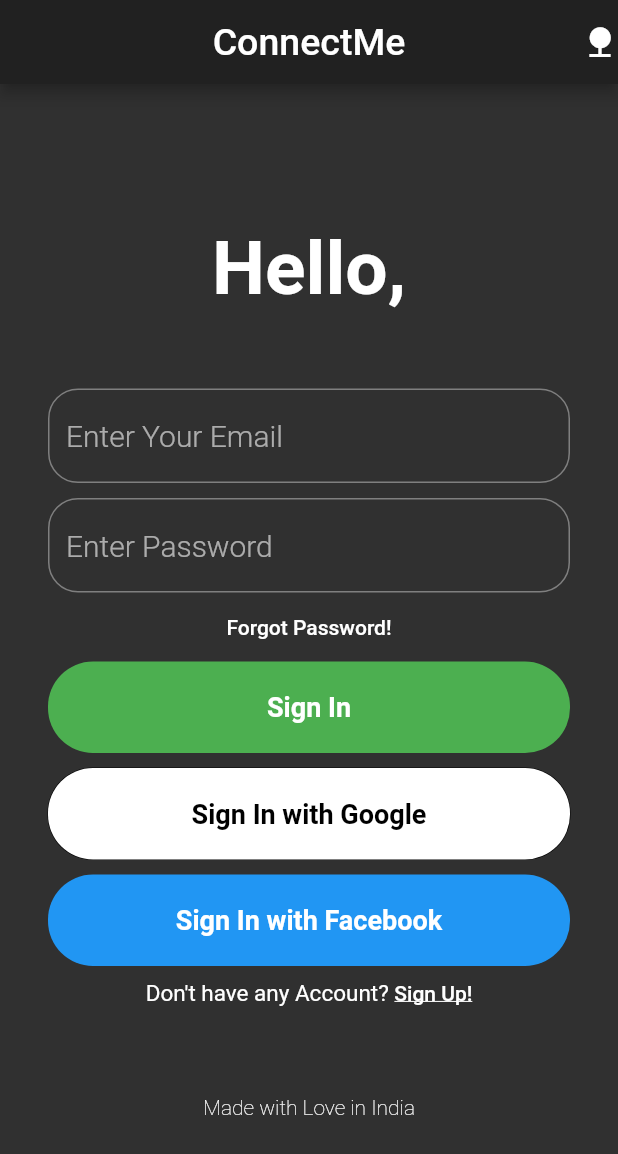
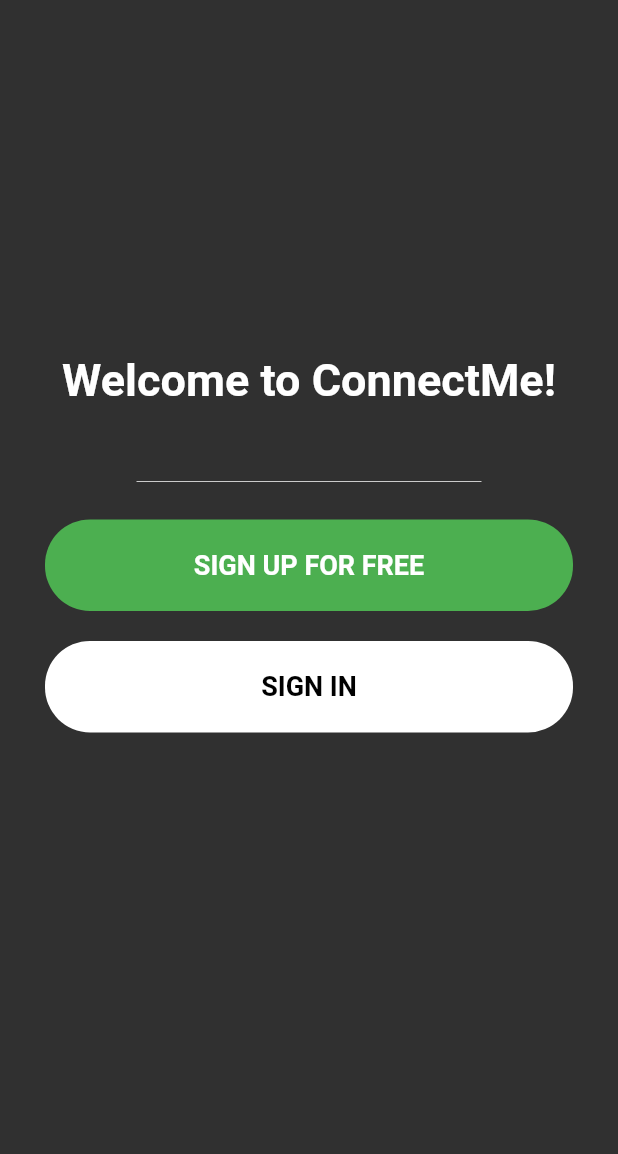
Before and after one commit to itsvivekghosh/ConnectMe, a Flutter app: the screen it shows after launch, on a phone screen of 412 x 824 dp. Shown: the top 1154 px of the screen. Run offline on Flutter 3.47's test engine with Material 2 defaults, Android fonts, the light colour scheme and no system bars; Roboto replaces fonts that are missing (RobotoMono).

Commit message:
added selectionScreen and controls

```diff
--- a/ConnectMe/lib/main.dart
+++ b/ConnectMe/lib/main.dart
@@ -33,7 +33,10 @@
         accentColor: Colors.green[800],
         visualDensity: VisualDensity.adaptivePlatformDensity,
       ),
-      home: HomePage(toggleTheme: toggleTheme, theme: theme),
+      home: HomePage(
+          toggleTheme: toggleTheme,
+          theme: theme
+      ),
     );
   }
 }
--- a/ConnectMe/lib/views/SignIn.dart
+++ b/ConnectMe/lib/views/SignIn.dart
@@ -1,20 +1,46 @@
+import 'package:ConnectMe/views/SignUp.dart';
 import 'package:ConnectMe/widgets/widgets.dart';
 import 'package:flutter/cupertino.dart';
 import 'package:flutter/material.dart';
 
 class SignIn extends StatefulWidget {
   final String theme;
-  final Function toggleState;
-  SignIn({this.theme, this.toggleState});
+  final Function toggleState, toggleTheme;
+  final bool signUpState;
+  SignIn({this.theme, this.toggleState, this.toggleTheme, this.signUpState});
 
   @override
   _SignInState createState() => _SignInState();
 }
 
 class _SignInState extends State<SignIn> {
+
   @override
   Widget build(BuildContext context) {
-    return SingleChildScrollView(
+    return Scaffold(
+      appBar: AppBar(
+        centerTitle: true,
+        title: Text(
+            "ConnectMe",
+            style: TextStyle(
+              fontSize: 25,
+            )
+        ),
+        actions: [
+          GestureDetector(
+            onTap: () {
+              widget.toggleTheme();
+            },
+            child: Container(
+              padding: EdgeInsets.symmetric(horizontal: 20),
+              child: Icon(
+                  Icons.access_time
+              ),
+            ),
+          )
+        ],
+      ),
+      body: SingleChildScrollView(
         child: Container(
           height: MediaQuery.of(context).size.height - 80,
           alignment: Alignment.center,
@@ -107,30 +133,6 @@
                       SizedBox(height: 10,),
                       widget.theme == 'dark' ? customButtonDark(context, "Sign In with Facebook", 18, Colors.blue) :
                         customButtonLight(context, "Sign In with Facebook", 18, Colors.blue),
-                    Row(
-                      mainAxisAlignment: MainAxisAlignment.center,
-                      children: [
-                        Text(
-                            "Don't have any Account? ",
-                            style: TextStyle(fontSize: 15)
-                        ),
-                        GestureDetector(
-                          onTap: () {
-                            widget.toggleState();
-                          },
-                          child: Container(
-                            padding: EdgeInsets.symmetric(vertical: 10),
-                            child: Text(
-                              "Sign Up!",
-                              style: TextStyle(
-                                fontWeight: FontWeight.w500,
-                                decoration: TextDecoration.underline,
-                              ),
-                            ),
-                          ),
-                        ),
-                      ],
-                    ),
                       SizedBox(height: 50),
                       widget.theme == 'dark' ? Text(
                         "Made with Love in India",
@@ -152,6 +154,7 @@
             ),
           ),
         ),
+      ),
     );
   }
 }
--- a/ConnectMe/lib/views/home.dart
+++ b/ConnectMe/lib/views/home.dart
@@ -1,6 +1,6 @@
 import 'package:ConnectMe/views/SignIn.dart';
 import 'package:ConnectMe/views/SignUp.dart';
-import 'package:ConnectMe/views/chatRoomDashboard.dart';
+import 'package:ConnectMe/views/selectionScreen.dart';
 import 'package:flutter/material.dart';
 
 class HomePage extends StatefulWidget {
@@ -15,38 +15,16 @@
 
 class _HomePageState extends State<HomePage> {
 
-  bool signUpState = true;
-  toggleState() {
-    setState(() {
-      signUpState = !signUpState;
-    });
-  }
-
   @override
   Widget build(BuildContext context) {
     return Scaffold(
-      appBar: AppBar(
-        centerTitle: true,
-        title: Text(
-            "ConnectMe",
-          style: TextStyle(
-            fontSize: 25,
-          )
-        ),
-        actions: [
-          GestureDetector(
-            onTap: () {
-              widget.toggleTheme();
-            },
-            child: Icon(
-                Icons.nature
-            ),
-          )
-        ],
+      body: Container(
+//        child: signUpState == false ? SignUp(theme: widget.theme, toggleState: toggleState)
+//            : SignIn(theme: widget.theme, toggleState: toggleState)
+      child: SelectionScreen(
+        theme: widget.theme,
+        toggleTheme: widget.toggleTheme
       ),
-      body: Container(
-        child: signUpState == false ? SignUp(theme: widget.theme, toggleState: toggleState)
-            : SignIn(theme: widget.theme, toggleState: toggleState)
       ),
     );
   }
--- /dev/null
+++ b/ConnectMe/lib/views/selectionScreen.dart
@@ -0,0 +1,154 @@
+import 'package:ConnectMe/views/SignIn.dart';
+import 'package:ConnectMe/views/SignUp.dart';
+import 'package:flutter/material.dart';
+
+class SelectionScreen extends StatefulWidget {
+  final String theme;
+  final Function toggleTheme;
+  SelectionScreen({this.theme, this.toggleTheme});
+
+  @override
+  _SelectionScreenState createState() => _SelectionScreenState();
+}
+
+class _SelectionScreenState extends State<SelectionScreen> {
+
+  Future<bool> _onBackPressed(){
+    final alertDialog = AlertDialog(
+      content: Text("Hey, do you want to quit ConnectMe?"),
+      actions: <Widget>[
+        FlatButton(
+          child: Text('Yes'),
+          onPressed: () => Navigator.of(context).pop(),
+        ),
+        FlatButton(
+          child: Text('No'),
+          onPressed: () => Navigator.of(context).pop(),
+        )
+      ],
+    );
+    showDialog(
+        barrierDismissible: true,
+        context: context,
+        builder: (context) => alertDialog);
+  }
+
+  @override
+  Widget build(BuildContext context) {
+    return WillPopScope(
+      onWillPop: _onBackPressed,
+      child: Container(
+        child: SingleChildScrollView(
+          child: Container(
+            height: MediaQuery.of(context).size.height - 100,
+            alignment: Alignment.center,
+            child:
+              Column(
+                mainAxisAlignment: MainAxisAlignment.center,
+                children: [
+                  Text(
+                      'Welcome to ConnectMe!'.toString(),
+                    style: TextStyle(
+                      fontWeight: FontWeight.bold,
+                      fontSize: 30
+                    ),
+                  ),
+                  SizedBox(height: 50,),
+                  Padding(
+                    padding:EdgeInsets.symmetric(horizontal:10.0),
+                    child:Container(
+                      height: 0.5,
+                      width: 230.0,
+                      color: widget.theme == 'light' ? Colors.black : Colors.white,
+                    ),
+                  ),
+                  SizedBox(height: 25,),
+                  Container(
+                      alignment: Alignment.center,
+                      width: MediaQuery.of(context).size.width - 60,
+                      padding: EdgeInsets.symmetric(vertical: 20),
+                      decoration: BoxDecoration(
+                          borderRadius: BorderRadius.circular(30),
+                          gradient: LinearGradient(colors: [
+                            Colors.green, Colors.green
+                          ]),
+                      ),
+                      child: Container(
+                        padding: EdgeInsets.symmetric(horizontal: 10),
+                        child: GestureDetector(
+                          onTap: () {
+                            Navigator.push(
+                              context,
+                              MaterialPageRoute(builder: (context) => SignUp(
+                                theme: widget.theme,
+                                toggleTheme: widget.toggleTheme
+                              )),
+                            );
+                          },
+                          child: GestureDetector(
+                            onTap: () {
+                              print("sign up pressed");
+                              Navigator.push(
+                                context,
+                                MaterialPageRoute(builder: (context) => SignUp(
+                                  theme: widget.theme,
+                                  toggleTheme: widget.toggleTheme,
+                                ),),
+                              );
+                            },
+                            child: Text(
+                                "SIGN UP FOR FREE",
+                                style: TextStyle(
+                                    color: Colors.white,
+                                    fontSize: 18,
+                                    fontWeight: FontWeight.bold
+                                )
+                            ),
+                          ),
+                        ),
+                      )
+                  ),
+                  SizedBox(height: 20,),
+                Container(
+                    alignment: Alignment.center,
+                    width: MediaQuery.of(context).size.width - 60,
+                    padding: EdgeInsets.symmetric(vertical: 20),
+                    decoration: BoxDecoration(
+                        borderRadius: BorderRadius.circular(30),
+                        gradient: LinearGradient(colors: [
+                          Colors.white, Colors.white
+                        ]),
+                        boxShadow: widget.theme == 'light' ? [BoxShadow(spreadRadius: 0.4)] : null,
+                    ),
+                    child: Container(
+                      padding: EdgeInsets.symmetric(horizontal: 10),
+                      child: GestureDetector(
+                        onTap: () {
+                          print("Sign in pressed");
+                          Navigator.push(
+                            context,
+                            MaterialPageRoute(builder: (context) => SignIn(
+                                theme: widget.theme,
+                                toggleTheme: widget.toggleTheme,
+                            ),),
+                          );
+                        },
+                        child: Text(
+                            "SIGN IN",
+                            style: TextStyle(
+                                color: Colors.black,
+                                fontSize: 18,
+                                fontWeight: FontWeight.bold
+                            )
+                        ),
+                      ),
+                    ),
+                  ),
+                ],
+              ),
+          ),
+        ),
+      ),
+    );
+  }
+}
```
Also changed, not shown: ConnectMe/lib/views/SignUp.dart (+28 -28 lines). Lines whose indentation alone changed are shown as unchanged.
